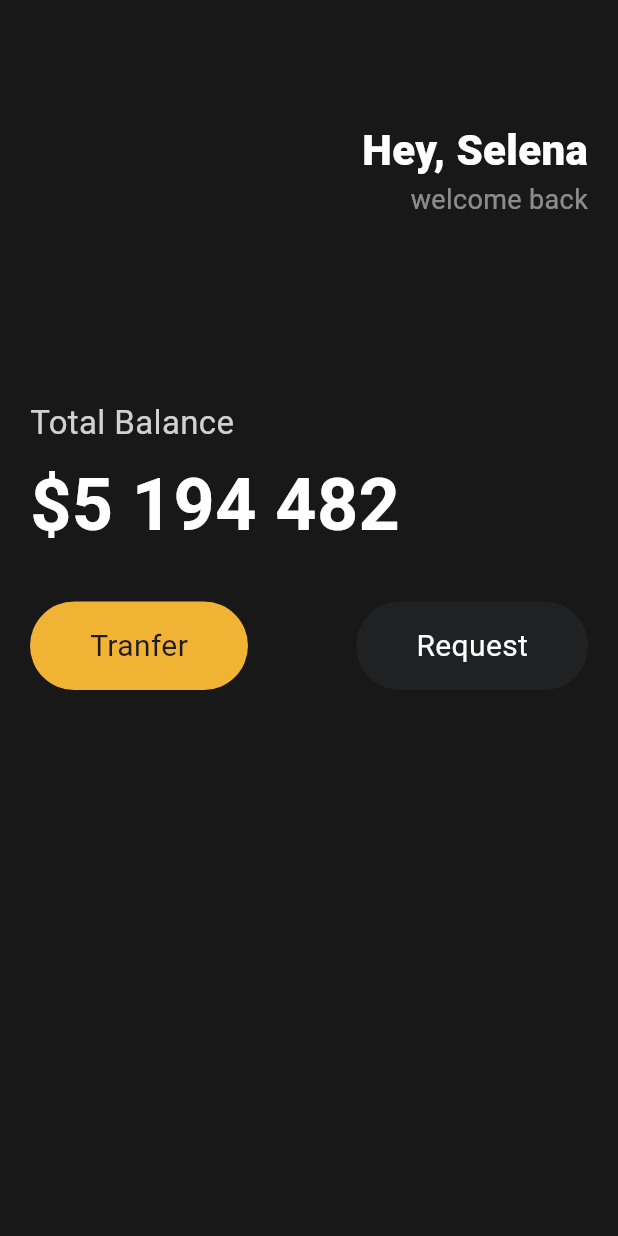
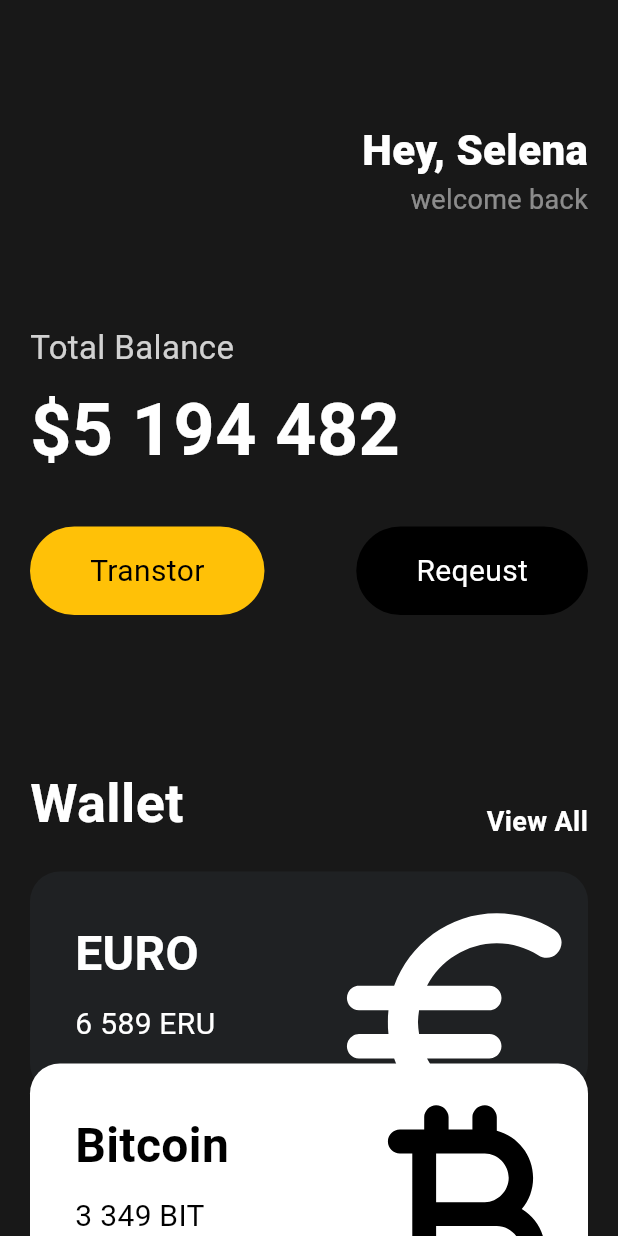
Before and after one commit to Xeostop1/flutter-webtoon, a Flutter app: the screen it shows after launch, on a phone screen of 412 x 824 dp. Run offline on Flutter 3.47's test engine with Material 3 defaults, Android fonts, the phone set to English and light mode, and no system bars.

Commit message:
add: home view

```diff
--- a/lib/main.dart
+++ b/lib/main.dart
@@ -1,4 +1,6 @@
 import 'package:flutter/material.dart';
+import 'package:projets/widgets/button.dart';
+import 'package:projets/widgets/currency_card.dart';
 
 
 void main() {
@@ -11,7 +13,9 @@ class App extends StatelessWidget {
     return MaterialApp(
       home:Scaffold(
         backgroundColor: Color(0xFF181818),
-        body: Padding(
+        body: SingleChildScrollView(
+         child:
+         Padding(
              padding: EdgeInsets.symmetric(horizontal: 20),
              child:
              Column(
@@ -45,7 +49,7 @@ class App extends StatelessWidget {
                    ],
                  ),
                  SizedBox(
-                    height: 120,
+                   height: 70,
                  ),
                  Text("Total Balance",
                    style: TextStyle(
@@ -65,46 +69,53 @@ class App extends StatelessWidget {
                  Row(
                    mainAxisAlignment: MainAxisAlignment.spaceBetween,
                    children: [
-                      Container(
-                        decoration: BoxDecoration(
-                          color: Color(0xFFF1B333),
-                          borderRadius: BorderRadius.circular(45)
+                     Button(text: "Transtor", bgColor: Colors.amber, textColor: Colors.black,),
+                     Button(text: "Reqeust", bgColor: Colors.black, textColor: Colors.white),
+                   ],
                  ),
-                        child: Padding(padding: EdgeInsets.symmetric(
-                          vertical: 15,
-                          horizontal: 40
+                 SizedBox(
+                   height: 100,
                  ),
-                        child: Text("Tranfer",
+                 Row(
+                   crossAxisAlignment: CrossAxisAlignment.end,
+                   mainAxisAlignment: MainAxisAlignment.spaceBetween,
+                   children: [
+                     Text(
+                       "Wallet",
                        style: TextStyle(
-                            fontSize: 20,
+                           color: Colors.white,
+                           fontSize: 36,
+                           fontWeight: FontWeight.w600
                        ),
                      ),
+                     Text("View All",
+                       style:TextStyle(
+                           color: Colors.white,
+                           fontSize: 18,
+                           fontWeight: FontWeight.w600
+                       )
+                       ,)
+                   ],
                  ),
+                 Row(),
+                 SizedBox(
+                   height:20 ,
                  ),
-                      Container(
-                        decoration: BoxDecoration(
-                            color: Color(0xFF1F2123),
-                            borderRadius: BorderRadius.circular(45)
+                 CurrencyCard(name: "EURO", code: "ERU", amount: "6 589", icon: Icons.euro_rounded,isInverted: false,),
+                 Transform.translate(offset: Offset(0, -20),
+                  child: CurrencyCard(name: "Bitcoin", code: "BIT", amount: "3 349", icon: Icons.currency_bitcoin_rounded, isInverted: true,),
                  ),
-                        child: Padding(padding: EdgeInsets.symmetric(
-                            vertical: 15,
-                            horizontal: 40
-                        ),
-                          child: Text("Request",
-                            style: TextStyle(
-                              fontSize: 20,
-                              color: Colors.white,
-                            ),
-                          ),
-                        ),
+                 Transform.translate(offset: Offset(0, -40),
+                  child: CurrencyCard(name: "Dollar", code: "USD", amount: "10 589", icon: Icons.attach_money_rounded,isInverted: false,),
                  )
-                    ],
-                  )
+
 
                ],
              )
          ),
         )
+
+      )
     );
   }
 }
--- a/lib/widgets/button.dart
+++ b/lib/widgets/button.dart
@@ -6,23 +6,28 @@ class Button extends StatelessWidget{
   final Color bgColor;
   final Color textColor;
 
-  Button({required this.text, required this.bgColor, required this.textColor});
+  const Button({
+    super.key,
+    required this.text,
+    required this.bgColor,
+    required this.textColor,
+  });
 
   @override
   Widget build(BuildContext context) {
     return Container(
       decoration: BoxDecoration(
-          color: Color(0xFF1F2123),
+          color:bgColor,
           borderRadius: BorderRadius.circular(45)
       ),
       child: Padding(padding: EdgeInsets.symmetric(
           vertical: 15,
           horizontal: 40
       ),
-        child: Text("Request",
+        child: Text(text,
           style: TextStyle(
             fontSize: 20,
-            color: Colors.white,
+            color: textColor,
           ),
         ),
       ),
--- /dev/null
+++ b/lib/widgets/currency_card.dart
@@ -0,0 +1,75 @@
+import 'package:flutter/cupertino.dart';
+import 'package:flutter/material.dart';
+
+class CurrencyCard extends StatelessWidget{
+final String name, code, amount;
+final IconData icon;
+final bool isInverted;
+
+CurrencyCard({super.key, required this.name, required this.code, required this.amount, required this.icon, required this.isInverted} );
+
+
+@override
+  Widget build(BuildContext context) {
+    // TODO: implement build
+  return Container(
+    clipBehavior: Clip.hardEdge,
+    decoration: BoxDecoration(
+        color:  isInverted ? Colors.white:Color(0XFF1F2123),
+        borderRadius: BorderRadius.circular(20)
+    ),
+    child: Padding(
+      padding: const EdgeInsets.all(30),
+      child: Row(
+        mainAxisAlignment: MainAxisAlignment.spaceBetween,
+        children: [
+          Column(
+            crossAxisAlignment: CrossAxisAlignment.start,
+            children: [
+              Text(
+                name,
+                style: TextStyle(
+                  color: isInverted ? Colors.black: Colors.white,
+                  fontSize: 32,
+                  fontWeight: FontWeight.w600,
+                ),
+              ),
+              SizedBox(height: 10,),
+              Row(
+                children: [
+                  Text(amount,
+                    style: TextStyle(
+                      color: isInverted ? Colors.black: Colors.white,
+                      fontSize: 20,
+                    ),
+                  ),
+                  SizedBox(
+                    width: 5,
+                  ),
+                  Text(code,
+                    style: TextStyle(
+                      color: isInverted ? Colors.black: Colors.white,
+                      fontSize: 20,
+                    ),
+                  ),
+                ],
+              )
+            ],
+          ),
+          Transform.scale(
+            scale: 2.2,
+            child:Transform.translate(
+              offset: Offset(-5, 12),
+              child: Icon(icon,
+                color: isInverted ? Colors.black: Colors.white,
+                size: 88,
+              ),
+            ),
+
+          ),
+        ],
+      ),
+    ),
+  );
+  }
+}
```
Lines whose indentation alone changed are shown as unchanged.
